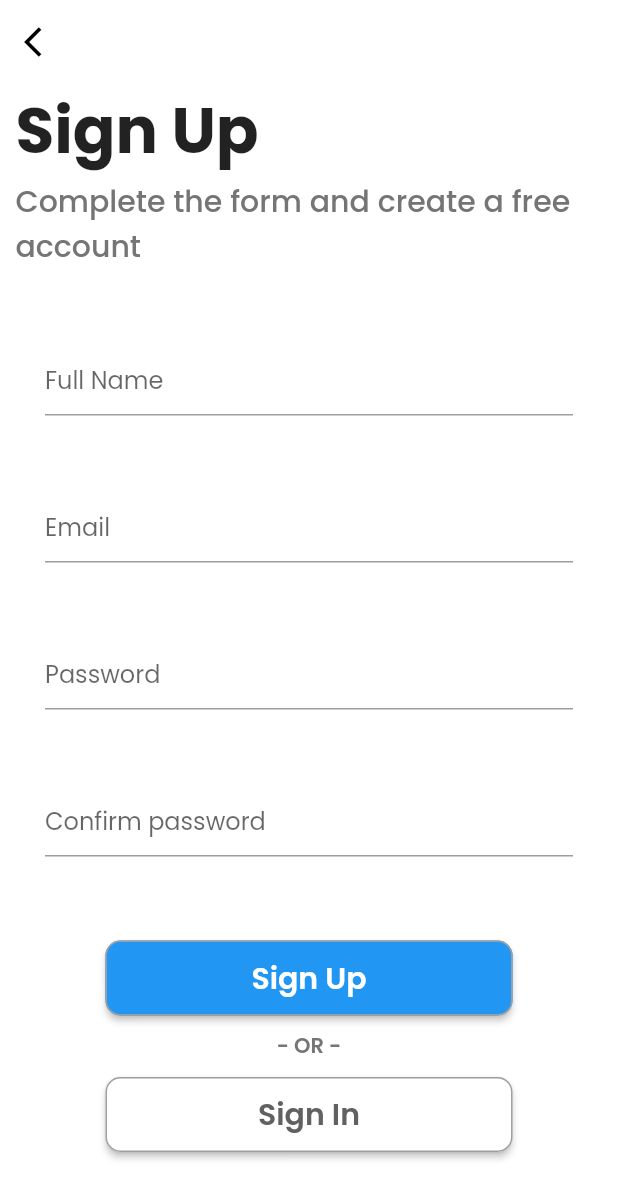
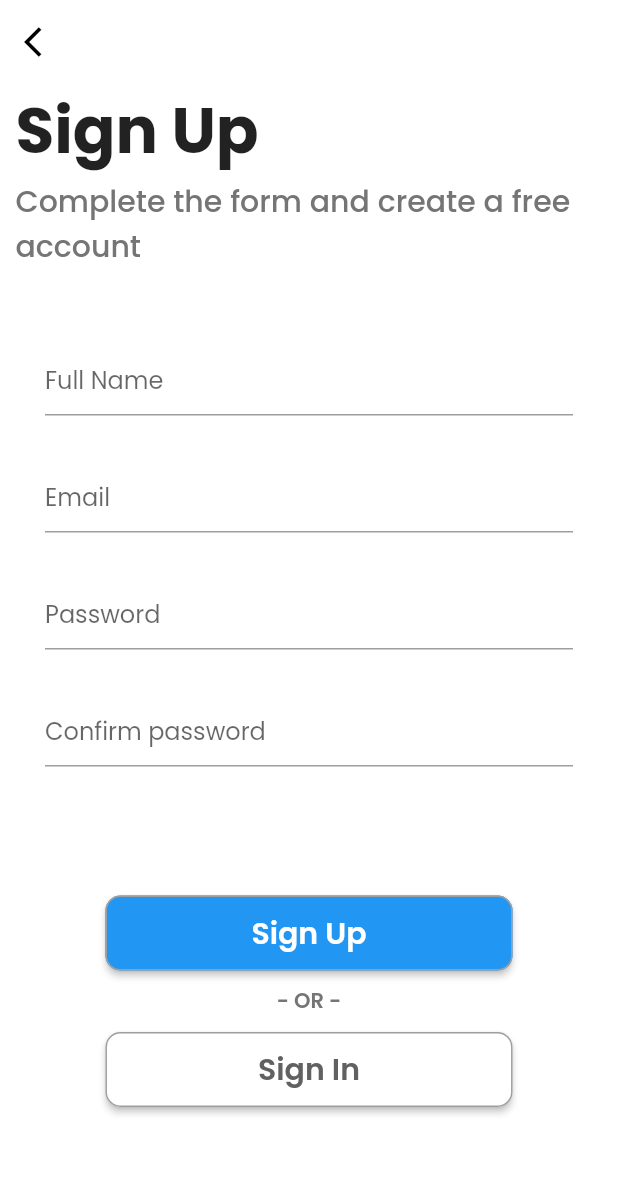
Before and after one commit to AngeloPavan/flutter-test, a Flutter app: the screen it shows after launch, after a tap on "Sign Up", on a phone screen of 412 x 824 dp. Shown: the top 1199 px of the screen. Run offline on Flutter 3.47's test engine with Material 2 defaults, Android fonts, the phone set to English and light mode, and no system bars; our stand-ins replace wave.

```diff
--- a/book_app/lib/pages/sign_in.dart
+++ b/book_app/lib/pages/sign_in.dart
@@ -60,7 +60,7 @@ class SignIn extends StatelessWidget {
                 ),
               ),
               const Padding(
-                padding: EdgeInsets.fromLTRB(30, 50, 30, 0),
+                padding: EdgeInsets.fromLTRB(30, 30, 30, 0),
                 child: TextField(
                   decoration: InputDecoration(
                     hintText: "Password",
--- a/book_app/lib/pages/sign_up.dart
+++ b/book_app/lib/pages/sign_up.dart
@@ -58,7 +58,7 @@ class SignUp extends StatelessWidget {
                 ),
               ),
               const Padding(
-                padding: EdgeInsets.fromLTRB(30, 50, 30, 0),
+                padding: EdgeInsets.fromLTRB(30, 30, 30, 0),
                 child: TextField(
                   decoration: InputDecoration(
                     hintText: "Email",
@@ -66,7 +66,7 @@ class SignUp extends StatelessWidget {
                 ),
               ),
               const Padding(
-                padding: EdgeInsets.fromLTRB(30, 50, 30, 0),
+                padding: EdgeInsets.fromLTRB(30, 30, 30, 0),
                 child: TextField(
                   decoration: InputDecoration(
                     hintText: "Password",
@@ -74,7 +74,7 @@ class SignUp extends StatelessWidget {
                 ),
               ),
               const Padding(
-                padding: EdgeInsets.fromLTRB(30, 50, 30, 0),
+                padding: EdgeInsets.fromLTRB(30, 30, 30, 0),
                 child: TextField(
                   decoration: InputDecoration(
                     hintText: "Confirm password",
```
